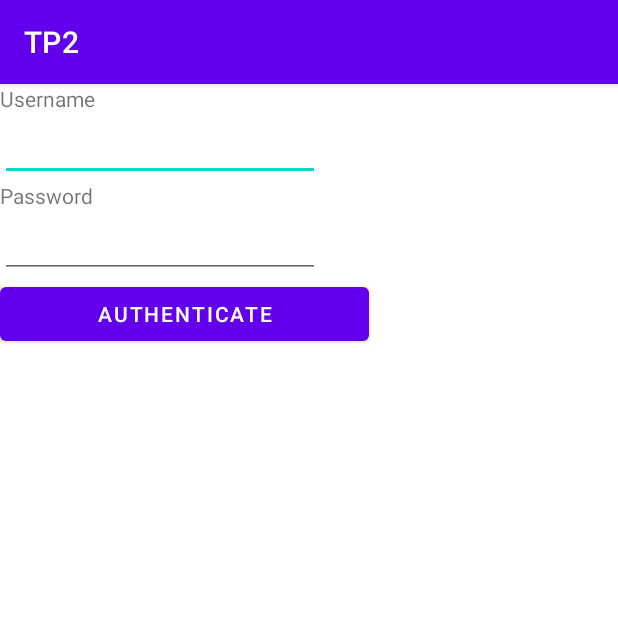
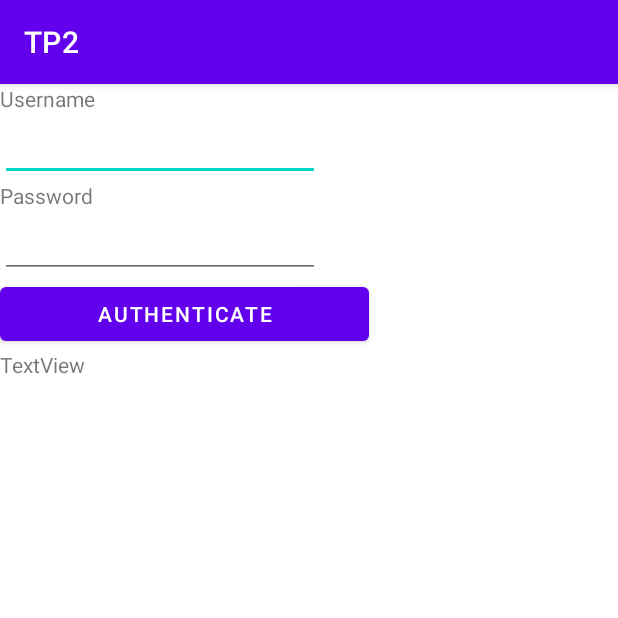
Before and after one commit to Fraisedesneiges/android-tp2, an Android app: the screen it shows after launch (MainActivity), on a phone screen of 412 x 824 dp, the top half of it. Run offline under Robolectric (Android 15) with nearby library versions, the phone set to English and light mode, and no system bars.

Commit message:
save work in progress

```diff
--- a/app/src/main/res/layout/activity_main.xml
+++ b/app/src/main/res/layout/activity_main.xml
@@ -43,6 +43,12 @@
             android:layout_height="wrap_content"
             android:onClick="authenticate"
             android:text="Authenticate" />
+
+        <TextView
+            android:id="@+id/auth_result"
+            android:layout_width="match_parent"
+            android:layout_height="wrap_content"
+            android:text="TextView" />
     </LinearLayout>
 
 </androidx.constraintlayout.widget.ConstraintLayout>
```
Also changed, not shown: app/src/main/java/com/example/matthieugedeon/tp2/MainActivity.java (+38 -0 lines).
